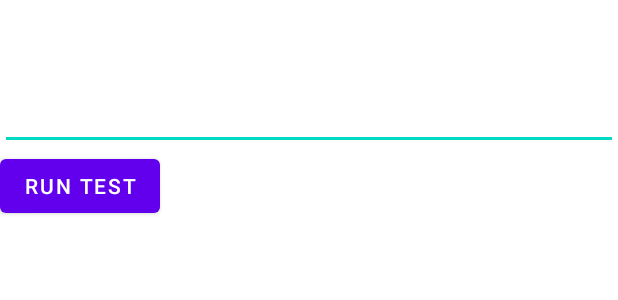
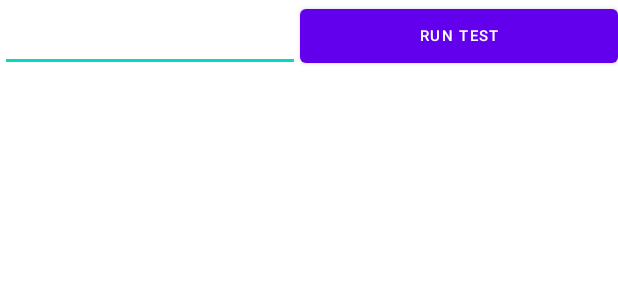
Before and after one commit to emmagiame/UnoGame, an Android app: the layout uno_human_player.xml on its own in the app's theme, with its tools: preview values and no code run, on a phone screen of 412 x 824 dp. Shown: the top 300 px of the screen. Run offline under Robolectric (Android 15) with nearby library versions, the phone set to English and light mode, and no system bars.

Commit message:
made run test button and edit text smaller

```diff
--- a/app/src/main/res/layout/uno_human_player.xml
+++ b/app/src/main/res/layout/uno_human_player.xml
@@ -13,22 +13,32 @@
         app:layout_constraintTop_toTopOf="parent">
 
 
+        <LinearLayout
+            android:layout_width="match_parent"
+            android:layout_height="match_parent"
+            android:layout_weight="0"
+            android:orientation="horizontal">
+
             <EditText
                 android:id="@+id/editTextTextMultiLine"
-            android:layout_width="match_parent"
-            android:layout_height="100dp"
-            android:layout_weight="1"
+                android:layout_width="200dp"
+                android:layout_height="match_parent"
+                android:layout_weight="0"
                 android:ems="10"
                 android:gravity="start|top"
                 android:inputType="textMultiLine"
-            android:overScrollMode="always" />
+                android:overScrollMode="always"
+                android:textSize="10sp" />
 
             <Button
                 android:id="@+id/runTestButton"
                 android:layout_width="wrap_content"
-            android:layout_height="wrap_content"
+                android:layout_height="match_parent"
                 android:layout_weight="1"
-            android:text="Run Test" />
+                android:text="Run Test"
+                android:textSize="10sp" />
+        </LinearLayout>
+
     </LinearLayout>
 
 </androidx.constraintlayout.widget.ConstraintLayout>
```
Lines whose indentation alone changed are shown as unchanged.
